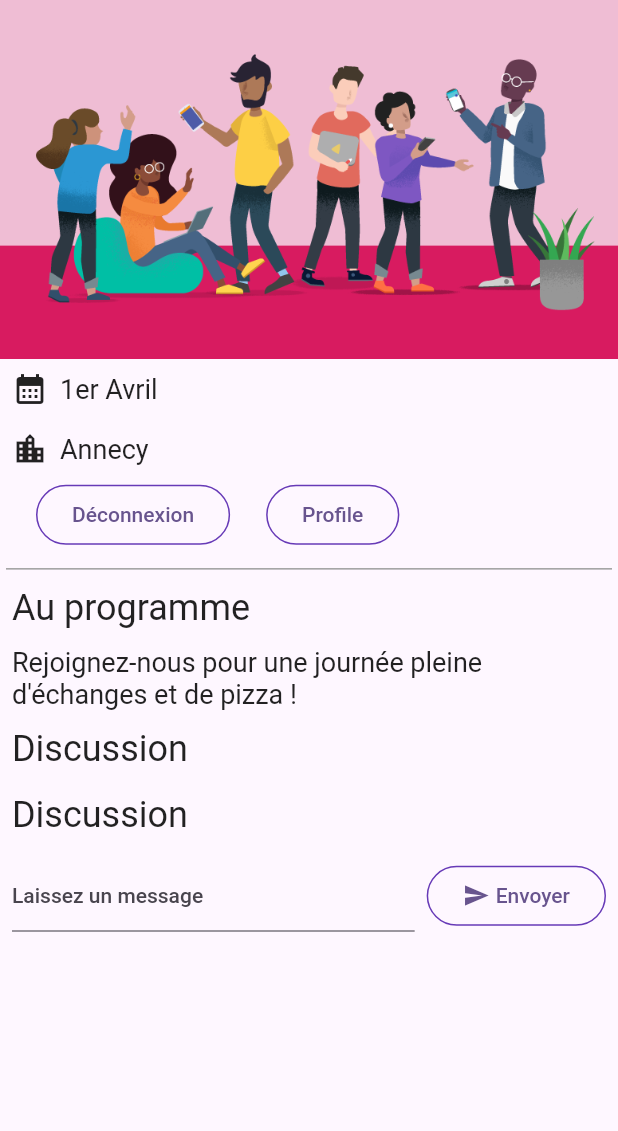
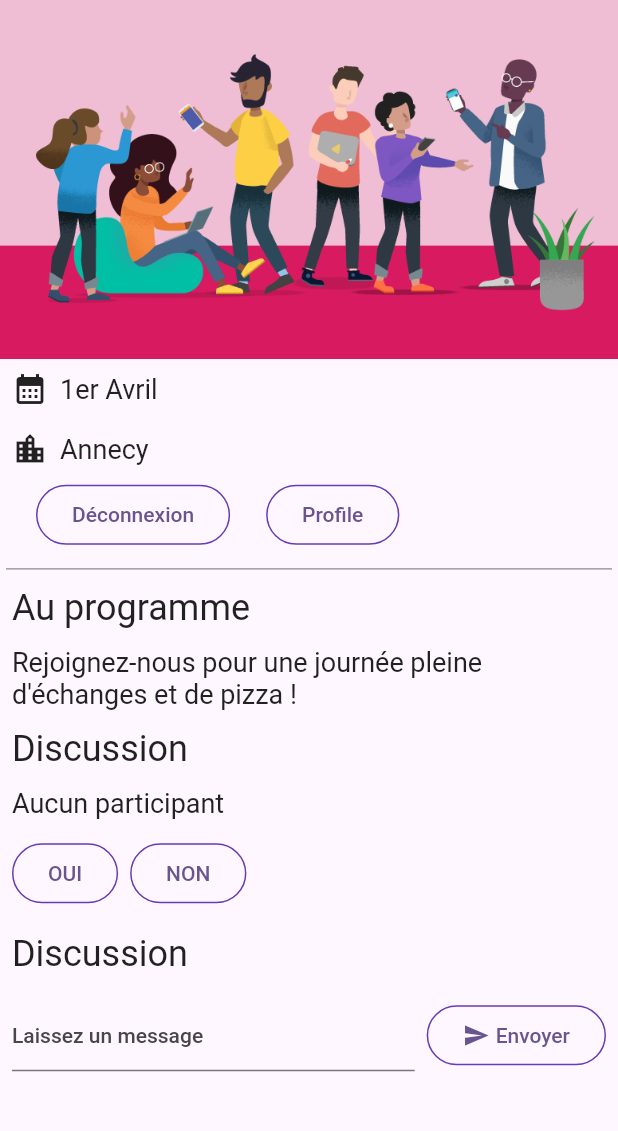
Before and after one commit to ladretti/flutter_meetup, a Flutter app: the screen it shows once a user with an empty profile is signed in, after a tap on "Déconnexion", on a phone screen of 412 x 824 dp, the part 84-1215 px from its top. Run offline on Flutter 3.47's test engine with Material 2 defaults, Android fonts, the phone set to English and light mode, and no system bars; our stand-ins replace cloud_firestore, firebase_auth, firebase_core, go_router, google_fonts; missing offline and left inert: firebase_ui_auth; accounts and stored records are empty.

Commit message:
super cool

```diff
--- a/lib/app_state.dart
+++ b/lib/app_state.dart
@@ -1,15 +1,40 @@
+import 'dart:async';
+
 import 'package:cloud_firestore/cloud_firestore.dart';
 import 'package:firebase_auth/firebase_auth.dart' hide EmailAuthProvider;
 import 'package:firebase_core/firebase_core.dart';
 import 'package:firebase_ui_auth/firebase_ui_auth.dart';
 import 'package:flutter/material.dart';
 import 'firebase_options.dart';
+import 'guest_book_message.dart';
+
+enum Attending { yes, no, unknown }
 
 class ApplicationState extends ChangeNotifier {
+  int _attendees = 0;
+  int get attendees => _attendees;
+  Attending _attending = Attending.unknown;
+  StreamSubscription<DocumentSnapshot>? _attendingSubscription;
+  Attending get attending => _attending;
+  set attending(Attending attending) {
+    final userDoc = FirebaseFirestore.instance
+        .collection('attendees')
+        .doc(FirebaseAuth.instance.currentUser!.uid);
+    if (attending == Attending.yes) {
+      userDoc.set(<String, dynamic>{'attending': true});
+    } else {
+      userDoc.set(<String, dynamic>{'attending': false});
+    }
+  }
+
   ApplicationState() {
     init();
   }
   bool _loggedIn = false;
+  StreamSubscription<QuerySnapshot>? _guestBookSubscription;
+  List<GuestBookMessage> _guestBookMessages = [];
+  List<GuestBookMessage> get guestBookMessages => _guestBookMessages;
+
   bool get loggedIn => _loggedIn;
   Future<void> init() async {
     await Firebase.initializeApp(
@@ -18,15 +43,58 @@
       EmailAuthProvider(),
     ]);
     FirebaseAuth.instance.userChanges().listen((user) {
+      FirebaseFirestore.instance
+          .collection('attendees')
+          .where('attending', isEqualTo: true)
+          .snapshots()
+          .listen((snapshot) {
+        _attendees = snapshot.docs.length;
+        notifyListeners();
+      });
       if (user != null) {
         _loggedIn = true;
+        _guestBookSubscription = FirebaseFirestore.instance
+            .collection('guestbook')
+            .orderBy('timestamp', descending: true)
+            .snapshots()
+            .listen((snapshot) {
+          _guestBookMessages = [];
+          _attendingSubscription = FirebaseFirestore.instance
+              .collection('attendees')
+              .doc(user.uid)
+              .snapshots()
+              .listen((snapshot) {
+            if (snapshot.data() != null) {
+              if (snapshot.data()!['attending'] as bool) {
+                _attending = Attending.yes;
               } else {
-        _loggedIn = false;
+                _attending = Attending.no;
+              }
+            } else {
+              _attending = Attending.unknown;
             }
             notifyListeners();
           });
+          for (final document in snapshot.docs) {
+            _guestBookMessages.add(
+              GuestBookMessage(
+                name: document.data()['name'] as String,
+                message: document.data()['text'] as String,
+              ),
+            );
+          }
+          notifyListeners();
+        });
+      } else {
+        _loggedIn = false;
+        _guestBookMessages = [];
+        _guestBookSubscription?.cancel();
+        _attendingSubscription?.cancel();
+      }
+      notifyListeners();
+    });
+  }
 
-    }
   Future<DocumentReference> addMessageToGuestBook(String message) {
     if (!_loggedIn) {
       throw Exception('Aucun utilisateur connecté');
--- a/lib/auth_action.dart
+++ b/lib/auth_action.dart
@@ -20,6 +20,7 @@
               onPressed: () {
                 !loggedIn ? context.push('/sign-in') : signOut();
               },
+              highlighted: true,
               child:
                   !loggedIn ? const Text('RSVP') : const Text('Déconnexion')),
         ),
@@ -31,6 +32,7 @@
               onPressed: () {
                 context.push('/profile');
               },
+              highlighted: true,
               child: const Text('Profile'),
             ),
           ),
--- a/lib/guest_book.dart
+++ b/lib/guest_book.dart
@@ -1,9 +1,12 @@
 import 'dart:async';
 import 'package:flutter/material.dart';
+import 'guest_book_message.dart';
 import 'widgets.dart';
 
 class GuestBook extends StatefulWidget {
-  const GuestBook({required this.addMessage, super.key});
+  const GuestBook(
+      {required this.addMessage, required this.messages, super.key});
+  final List<GuestBookMessage> messages;
   final FutureOr<void> Function(String message) addMessage;
   @override
   State<GuestBook> createState() => _GuestBookState();
@@ -14,7 +17,9 @@
   final _controller = TextEditingController();
   @override
   Widget build(BuildContext context) {
-    return Padding(
+    return Column(
+      children: [
+        Padding(
           padding: const EdgeInsets.all(8.0),
           child: Form(
             key: _formKey,
@@ -42,6 +47,7 @@
                       _controller.clear();
                     }
                   },
+                  highlighted: true,
                   child: Row(
                     children: const [
                       Icon(Icons.send),
@@ -53,6 +59,12 @@
               ],
             ),
           ),
+        ),
+        const SizedBox(height: 8),
+        for (var message in widget.messages)
+          Paragraph('${message.name}: ${message.message}'),
+        const SizedBox(height: 8),
+      ],
     );
   }
 }
--- /dev/null
+++ b/lib/guest_book_message.dart
@@ -0,0 +1,5 @@
+class GuestBookMessage {
+  GuestBookMessage({required this.name, required this.message});
+  final String name;
+  final String message;
+}
--- a/lib/home_page.dart
+++ b/lib/home_page.dart
@@ -1,5 +1,6 @@
 import 'package:firebase_auth/firebase_auth.dart';
 import 'package:flutter/material.dart';
+import 'package:flutter_meetup/yes_no_selection.dart';
 import 'package:provider/provider.dart';
 
 import 'app_state.dart';
@@ -44,11 +45,23 @@
             return Column(
               crossAxisAlignment: CrossAxisAlignment.start,
               children: [
+                if (appState.attendees >= 2)
+                  Paragraph('${appState.attendees} participants')
+                else if (appState.attendees == 1)
+                  const Paragraph('1 participant')
+                else
+                  const Paragraph('Aucun participant'),
                 if (appState.loggedIn) ...[
+                  YesNoSelection(
+                    state: appState.attending,
+                    onSelection: (attending) => appState.attending = attending,
+                  ),
                   const Header('Discussion'),
                   GuestBook(
-                      addMessage: (message) =>
-                          appState.addMessageToGuestBook(message)),
+                    addMessage: (message) =>
+                        appState.addMessageToGuestBook(message),
+                    messages: appState.guestBookMessages,
+                  ),
                 ],
               ],
             );
--- a/lib/widgets.dart
+++ b/lib/widgets.dart
@@ -47,7 +47,7 @@
 }
 
 class StyledButton extends StatelessWidget {
-  const StyledButton({required this.child, required this.onPressed, super.key});
+  const StyledButton({required this.child, required this.onPressed, super.key, required bool highlighted});
   final Widget child;
   final void Function() onPressed;
   @override
--- /dev/null
+++ b/lib/yes_no_selection.dart
@@ -0,0 +1,31 @@
+import 'package:flutter/material.dart';
+import 'app_state.dart';
+import 'widgets.dart';
+
+class YesNoSelection extends StatelessWidget {
+  const YesNoSelection(
+      {super.key, required this.state, required this.onSelection});
+  final Attending state;
+  final void Function(Attending selection) onSelection;
+  @override
+  Widget build(BuildContext context) {
+    return Padding(
+      padding: const EdgeInsets.all(8.0),
+      child: Row(
+        children: [
+          StyledButton(
+            onPressed: () => onSelection(Attending.yes),
+            highlighted: state == Attending.yes,
+            child: const Text('OUI'),
+          ),
+          const SizedBox(width: 8),
+          StyledButton(
+            onPressed: () => onSelection(Attending.no),
+            highlighted: state == Attending.no,
+            child: const Text('NON'),
+          ),
+        ],
+      ),
+    );
+  }
+}
```
Lines whose indentation alone changed are shown as unchanged.
